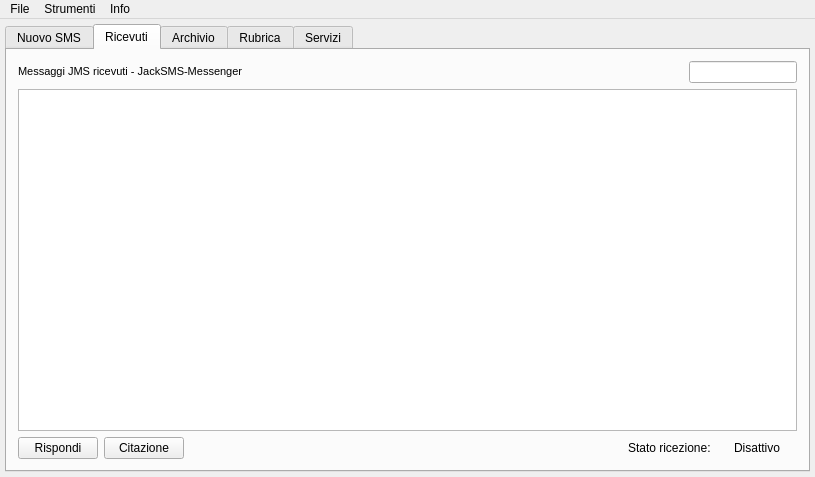
Old version of the form mainjacksms.ui in the repository freesmee/freesmee-desktop.
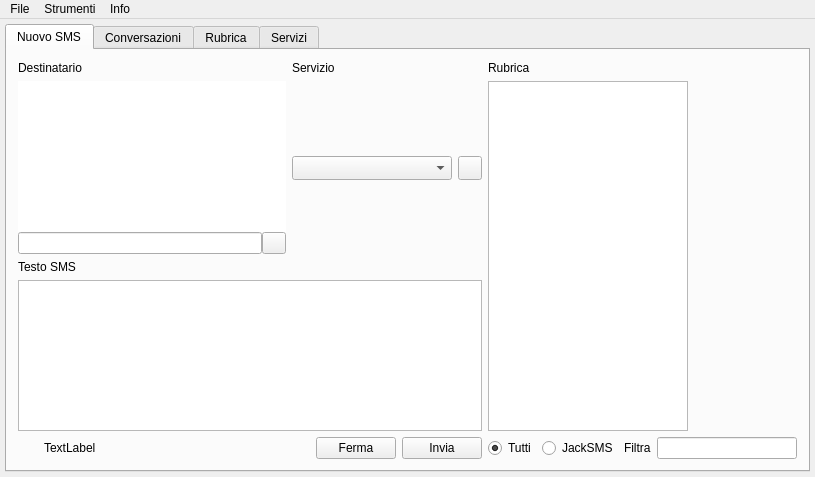
New version of the form. The open tabs and pages were chosen to show the change. Icons and pictures are not drawn. Custom widgets are drawn as their Qt base class.

Patch:
```diff
--- a/mainjacksms.ui
+++ b/mainjacksms.ui
@@ -545,7 +545,7 @@
                      <widget class="QComboBox" name="comboServizio">
                       <property name="minimumSize">
                        <size>
-                        <width>140</width>
+                        <width>160</width>
                         <height>24</height>
                        </size>
                       </property>
@@ -975,164 +975,13 @@
             </item>
            </layout>
           </widget>
-          <widget class="QWidget" name="tabIm">
-           <attribute name="icon">
-            <iconset resource="resources.qrc">
-             <normaloff>:/resource/jacksms_icona_im_24x24-3.png</normaloff>:/resource/jacksms_icona_im_24x24-3.png</iconset>
-           </attribute>
-           <attribute name="title">
-            <string>Ricevuti</string>
-           </attribute>
-           <layout class="QHBoxLayout" name="horizontalLayout_26">
-            <item>
-             <layout class="QVBoxLayout" name="verticalLayout_10">
-              <item>
-               <layout class="QHBoxLayout" name="horizontalLayout_24">
-                <property name="spacing">
-                 <number>6</number>
-                </property>
-                <item>
-                 <widget class="QLabel" name="labelJmsRicevuti">
-                  <property name="text">
-                   <string>&lt;!DOCTYPE HTML PUBLIC &quot;-//W3C//DTD HTML 4.0//EN&quot; &quot;http://www.w3.org/TR/REC-html40/strict.dtd&quot;&gt;
-&lt;html&gt;&lt;head&gt;&lt;meta name=&quot;qrichtext&quot; content=&quot;1&quot; /&gt;&lt;style type=&quot;text/css&quot;&gt;
-p, li { white-space: pre-wrap; }
-&lt;/style&gt;&lt;/head&gt;&lt;body style=&quot; font-family:'MS Shell Dlg 2'; font-size:8.25pt; font-weight:400; font-style:normal;&quot;&gt;
-&lt;p style=&quot; margin-top:0px; margin-bottom:0px; margin-left:0px; margin-right:0px; -qt-block-indent:0; text-indent:0px;&quot;&gt;&lt;a href=&quot;http://www.jacksms.it/messenger.html&quot;&gt;&lt;span style=&quot; text-decoration: none; color:#000000;&quot;&gt;Messaggi JMS ricevuti - JackSMS-Messenger&lt;/span&gt;&lt;/a&gt;&lt;/p&gt;&lt;/body&gt;&lt;/html&gt;</string>
-                  </property>
-                  <property name="openExternalLinks">
-                   <bool>true</bool>
-                  </property>
-                 </widget>
-                </item>
-                <item>
-                 <spacer name="horizontalSpacer_15">
-                  <property name="orientation">
-                   <enum>Qt::Horizontal</enum>
-                  </property>
-                  <property name="sizeHint" stdset="0">
-                   <size>
-                    <width>40</width>
-                    <height>20</height>
-                   </size>
-                  </property>
-                 </spacer>
-                </item>
-                <item>
-                 <widget class="QLabel" name="label_21">
-                  <property name="text">
-                   <string/>
-                  </property>
-                  <property name="pixmap">
-                   <pixmap resource="resources.qrc">:/resource/findd.png</pixmap>
-                  </property>
-                 </widget>
-                </item>
-                <item>
-                 <widget class="QLineEdit" name="RicercaVeloceIM_2">
-                  <property name="sizePolicy">
-                   <sizepolicy hsizetype="Fixed" vsizetype="Fixed">
-                    <horstretch>0</horstretch>
-                    <verstretch>0</verstretch>
-                   </sizepolicy>
-                  </property>
-                 </widget>
-                </item>
-               </layout>
-              </item>
-              <item>
-               <widget class="QListWidget" name="imRicevutiWidget">
-                <property name="verticalScrollMode">
-                 <enum>QAbstractItemView::ScrollPerPixel</enum>
-                </property>
-                <property name="sortingEnabled">
-                 <bool>false</bool>
-                </property>
-               </widget>
-              </item>
-              <item>
-               <layout class="QHBoxLayout" name="horizontalLayout_25">
-                <item>
-                 <widget class="QPushButton" name="RispondiIm">
-                  <property name="text">
-                   <string>Rispondi</string>
-                  </property>
-                  <property name="icon">
-                   <iconset resource="resources.qrc">
-                    <normaloff>:/resource/inoltra.png</normaloff>:/resource/inoltra.png</iconset>
-                  </property>
-                  <property name="iconSize">
-                   <size>
-                    <width>20</width>
-                    <height>16</height>
-                   </size>
-                  </property>
-                 </widget>
-                </item>
-                <item>
-                 <widget class="QPushButton" name="CitaButton_2">
-                  <property name="text">
-                   <string>Citazione</string>
-                  </property>
-                  <property name="icon">
-                   <iconset resource="resources.qrc">
-                    <normaloff>:/resource/inoltra.png</normaloff>:/resource/inoltra.png</iconset>
-                  </property>
-                  <property name="iconSize">
-                   <size>
-                    <width>20</width>
-                    <height>16</height>
-                   </size>
-                  </property>
-                 </widget>
-                </item>
-                <item>
-                 <spacer name="horizontalSpacer_16">
-                  <property name="orientation">
-                   <enum>Qt::Horizontal</enum>
-                  </property>
-                  <property name="sizeHint" stdset="0">
-                   <size>
-                    <width>40</width>
-                    <height>20</height>
-                   </size>
-                  </property>
-                 </spacer>
-                </item>
-                <item>
-                 <widget class="QLabel" name="label_9">
-                  <property name="text">
-                   <string>Stato ricezione:</string>
-                  </property>
-                 </widget>
-                </item>
-                <item>
-                 <widget class="QPushButton" name="buttonStatusJms">
-                  <property name="text">
-                   <string>Disattivo</string>
-                  </property>
-                  <property name="icon">
-                   <iconset resource="resources.qrc">
-                    <normaloff>:/resource/jms-not-active.png</normaloff>:/resource/jms-not-active.png</iconset>
-                  </property>
-                  <property name="flat">
-                   <bool>true</bool>
-                  </property>
-                 </widget>
-                </item>
-               </layout>
-              </item>
-             </layout>
-            </item>
-           </layout>
-          </widget>
           <widget class="QWidget" name="Messaggi">
            <attribute name="icon">
             <iconset resource="resources.qrc">
              <normaloff>:/resource/jacksms_icona_im_24x24-3.png</normaloff>:/resource/jacksms_icona_im_24x24-3.png</iconset>
            </attribute>
            <attribute name="title">
-            <string>Archivio</string>
+            <string>Conversazioni</string>
            </attribute>
            <layout class="QVBoxLayout" name="verticalLayout_11">
             <item>
@@ -1295,32 +1144,25 @@
                  </spacer>
                 </item>
                 <item>
-                 <widget class="QLabel" name="label_16">
+                 <widget class="QLabel" name="label_9">
                   <property name="text">
                    <string>Visualizza</string>
                   </property>
                  </widget>
                 </item>
                 <item>
-                 <layout class="QVBoxLayout" name="verticalLayout_8">
-                  <property name="rightMargin">
-                   <number>0</number>
+                 <widget class="QPushButton" name="buttonStatusJms">
+                  <property name="text">
+                   <string>Disattivo</string>
                   </property>
-                  <item>
-                   <widget class="QComboBox" name="numArchivio">
-                    <item>
-                     <property name="text">
-                      <string>Ultimi 100</string>
-                     </property>
-                    </item>
-                    <item>
-                     <property name="text">
-                      <string>Tutti</string>
-                     </property>
-                    </item>
-                   </widget>
-                  </item>
-                 </layout>
+                  <property name="icon">
+                   <iconset resource="resources.qrc">
+                    <normaloff>:/resource/jms-not-active.png</normaloff>:/resource/jms-not-active.png</iconset>
+                  </property>
+                  <property name="flat">
+                   <bool>true</bool>
+                  </property>
+                 </widget>
                 </item>
                </layout>
               </item>
@@ -1867,6 +1709,23 @@
   </action>
  </widget>
  <layoutdefault spacing="6" margin="11"/>
+ <customwidgets>
+  <customwidget>
+   <class>ListNames</class>
+   <extends>QListWidget</extends>
+   <header>listnames.h</header>
+  </customwidget>
+  <customwidget>
+   <class>SmsTextEdit</class>
+   <extends>QTextEdit</extends>
+   <header>smstextedit.h</header>
+  </customwidget>
+  <customwidget>
+   <class>SmsList</class>
+   <extends>QListWidget</extends>
+   <header location="global">smslist.h</header>
+  </customwidget>
+ </customwidgets>
  <tabstops>
   <tabstop>username</tabstop>
   <tabstop>password</tabstop>
```
Left out of the diff: 94 changed lines with no effect on the pictures.
